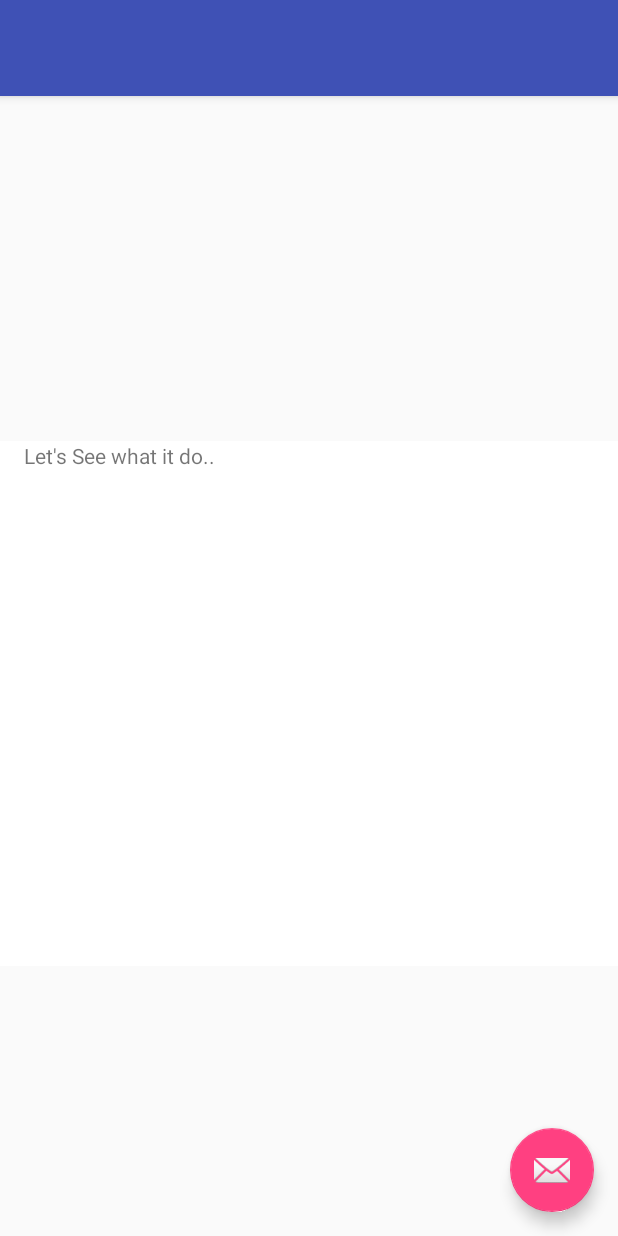
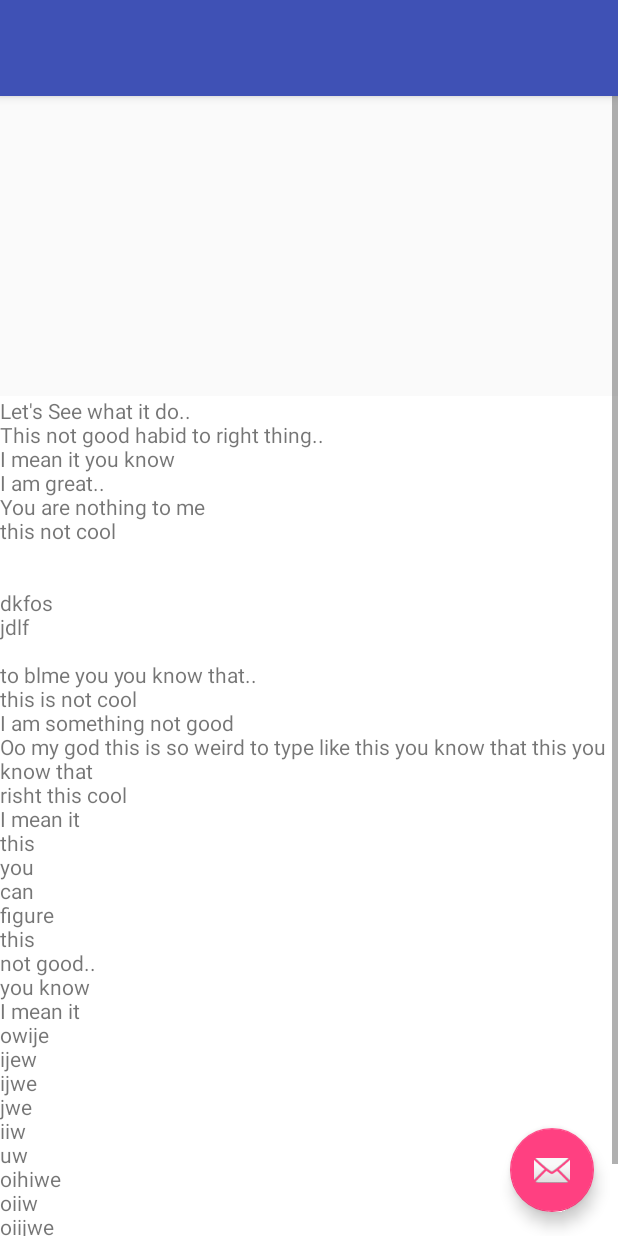
Before and after one commit to kshivang/Swapable3, an Android app: the layout activity_main.xml on its own in the app's theme, with its tools: preview values and no code run, on a phone screen of 412 x 824 dp. Run offline under Robolectric (Android 15) with nearby library versions, the phone set to English and light mode, and no system bars.

Commit message:
Improved Interface..

```diff
--- a/app/src/main/res/layout/activity_main.xml
+++ b/app/src/main/res/layout/activity_main.xml
@@ -10,6 +10,7 @@
 
     <android.support.design.widget.AppBarLayout
         android:id="@+id/appbar"
+        android:layout_alignParentTop="true"
         android:layout_width="match_parent"
         android:layout_height="wrap_content"
         android:paddingTop="@dimen/appbar_padding_top"
@@ -27,23 +28,63 @@
 
     </android.support.design.widget.AppBarLayout>
 
-    <android.support.v4.view.ViewPager
-        android:id="@+id/container"
+
+    <ScrollView
         android:layout_width="match_parent"
-        android:layout_height="230dp"
         android:layout_below="@id/appbar"
-        app:layout_behavior="@string/appbar_scrolling_view_behavior" />
+        android:id="@+id/scrollView"
+        android:layout_height="match_parent">
+
+        <RelativeLayout
+            android:layout_width="match_parent"
+            android:layout_height="match_parent">
+            <android.support.v4.view.ViewPager
+                android:id="@+id/container"
+                android:layout_width="match_parent"
+                android:layout_height="200dp"
+                app:layout_behavior="@string/appbar_scrolling_view_behavior" />
+            <TextView
+                android:layout_width="match_parent"
+                android:layout_below="@id/container"
+                android:layout_height="match_parent"
+                android:id="@+id/text"
+                android:text="Let's See what it do..
+                \nThis not good habid to right thing..\nI mean it you know\nI am great..\nYou are nothing to me
+                \nthis not cool\n\n\ndkfos\njdlf\n
+                \nto blme you you know that..
+                \nthis is not cool
+                \nI am something not good
+                \nOo my god this is so weird to type like this you know that this you know that
+                \nrisht this cool
+                \nI mean it
+                \nthis
+                \nyou
+                \ncan
+                \nfigure
+                \nthis
+                \nnot good..
+                \nyou know
+                \nI mean it
+
+                \nowije
+                \nijew
+                \nijwe
+                \njwe
+                \niiw
+                \nuw
+                \noihiwe
+                \noiiw
+                \noiijwe
+                \noijw
+                \niwe
+                \nijw
+                "
+                android:background="#fff"
+                />
+        </RelativeLayout>
+    </ScrollView>
 
 
-    <TextView
-        android:layout_width="match_parent"
-        android:id="@+id/text"
-        android:text="Let's See what it do.."
-        android:layout_below="@id/container"
-        android:paddingLeft="16dp"
-        android:paddingRight="16dp"
-        android:background="#fff"
-        android:layout_height="350dp" />
 
     <android.support.design.widget.FloatingActionButton
         android:id="@+id/fab"
--- a/app/src/main/res/layout/fragment_main.xml
+++ b/app/src/main/res/layout/fragment_main.xml
@@ -7,13 +7,7 @@
     <ImageView
         android:id="@+id/section_label1"
         android:layout_width="match_parent"
-        android:layout_height="230dp"
+        android:layout_height="match_parent"
         android:background="#000"
         />
-    <TextView
-        android:layout_width="match_parent"
-        android:layout_below="@id/section_label1"
-        android:text="My name is Shivang.."
-        android:layout_height="match_parent" />
-
 </RelativeLayout>
```
Also changed, not shown: app/src/main/res/drawable/lena.jpg (deleted), app/src/main/res/drawable/mono.jpg (deleted).
